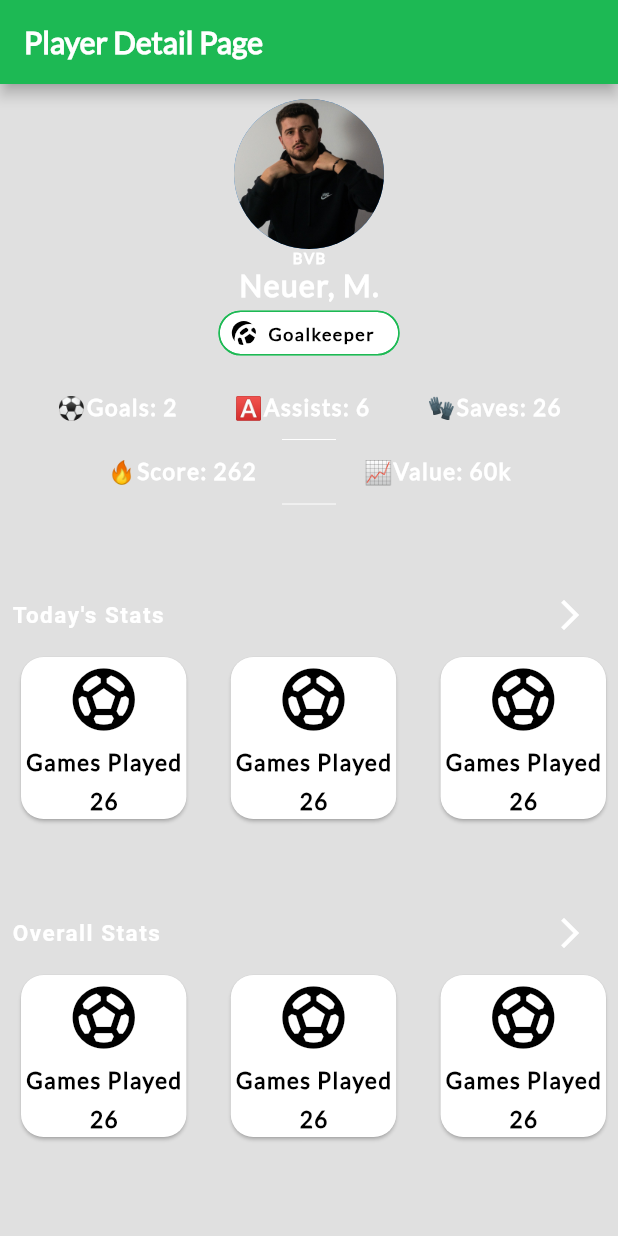
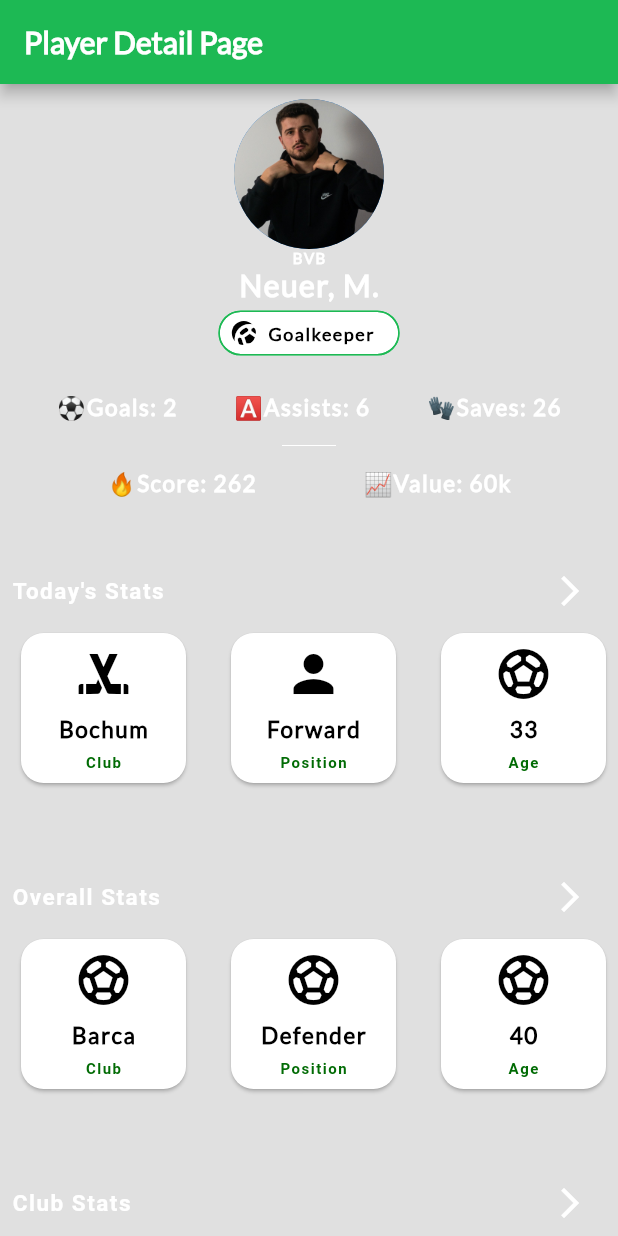
Before and after one commit to kleviss/flutter-business-card, a Flutter app: the screen it shows after launch, on a phone screen of 412 x 824 dp. Run offline on Flutter 3.47's test engine with Material 2 defaults, Android fonts, the phone set to English and light mode, and no system bars; Roboto replaces fonts that are missing (Alto, Arial).

Commit message:
modify cards widget make it dynamic

```diff
--- a/lib/cardsSection.dart
+++ b/lib/cardsSection.dart
@@ -3,7 +3,9 @@ import 'widgets/neo_text.dart';
 import 'customCard.dart';
 
 class CardsSection extends StatelessWidget {
-  const CardsSection({super.key});
+  final List<Widget> children;
+
+  const CardsSection({super.key, required this.children});
 
   @override
   Widget build(BuildContext context) {
@@ -13,11 +15,7 @@ class CardsSection extends StatelessWidget {
       padding: const EdgeInsets.fromLTRB(10.0, 0.0, 4.0, 10.0),
       child: Row(
         mainAxisAlignment: MainAxisAlignment.spaceBetween,
-        children: const [
-          CustomCard(),
-          CustomCard(),
-          CustomCard(),
-        ],
+        children: children,
       ),
     ));
   }
--- a/lib/customCard.dart
+++ b/lib/customCard.dart
@@ -2,7 +2,15 @@ import 'package:flutter/material.dart';
 import 'package:linkedin_iam_rich/widgets/neo_text.dart';
 
 class CustomCard extends StatelessWidget {
-  const CustomCard({super.key});
+  final Icon icon;
+  final String title;
+  final String subtitle;
+
+  const CustomCard(
+      {super.key,
+      required this.icon,
+      required this.title,
+      required this.subtitle});
 
   @override
   Widget build(BuildContext context) {
@@ -13,23 +21,22 @@ class CustomCard extends StatelessWidget {
       shape: RoundedRectangleBorder(
         borderRadius: BorderRadius.circular(15.0),
       ),
+      child: Container(
+        width: 110.0,
+        height: 100.0,
         child: Padding(
           padding: const EdgeInsets.all(3.0),
           child: Column(
             mainAxisSize: MainAxisSize.min,
             mainAxisAlignment: MainAxisAlignment.center,
-          children: const [
-            Icon(
-              Icons.sports_soccer,
-              color: Colors.black,
-              size: 50.0,
-            ),
-            SizedBox(
+            children: [
+              icon,
+              const SizedBox(
                 height: 8.0,
               ),
               Text(
-              'Games Played',
-              style: TextStyle(
+                title,
+                style: const TextStyle(
                   color: Colors.black,
                   fontSize: 15.0,
                   fontWeight: FontWeight.bold,
@@ -37,22 +44,23 @@ class CustomCard extends StatelessWidget {
                   fontFamily: 'Lato',
                 ),
               ),
-            SizedBox(
+              const SizedBox(
                 height: 8.0,
               ),
               Text(
-              '26',
-              style: TextStyle(
-                color: Colors.black,
+                subtitle,
+                style: const TextStyle(
+                  color: Color.fromARGB(255, 1, 107, 4),
                   fontWeight: FontWeight.bold,
-                fontSize: 15.0,
+                  fontSize: 10.0,
                   letterSpacing: 1.0,
-                fontFamily: 'Lato',
+                  fontFamily: 'Arial',
                 ),
               ),
             ],
           ),
         ),
+      ),
     );
   }
 }
--- a/lib/main.dart
+++ b/lib/main.dart
@@ -48,7 +48,7 @@ class MyApp extends StatelessWidget {
               ],
             ),
             Padding(
-              padding: EdgeInsets.symmetric(vertical: 4, horizontal: 8.0),
+              padding: EdgeInsets.symmetric(vertical: 8, horizontal: 8.0),
               child: Divider(
                 endIndent: 180.0,
                 indent: 180.0,
@@ -65,23 +65,112 @@ class MyApp extends StatelessWidget {
                 ),
               ],
             ),
-            Padding(
-              padding: EdgeInsets.symmetric(vertical: 4, horizontal: 8.0),
-              child: Divider(
-                endIndent: 180.0,
-                indent: 180.0,
-                color: Colors.white,
-              ),
-            ),
             StatsSection(
                 sectionTitle: SectionTitle(title: "Today\'s Stats"),
-                sectionCards: CardsSection()),
+                sectionCards: CardsSection(
+                  children: [
+                    CustomCard(
+                      icon: Icon(
+                        Icons.sports_hockey_outlined,
+                        color: Colors.black,
+                        size: 40.0,
+                      ),
+                      title: "Bochum",
+                      subtitle: "Club",
+                    ),
+                    // card for player position
+                    CustomCard(
+                      icon: Icon(
+                        //age icon
+                        Icons.person,
+                        color: Colors.black,
+                        size: 40.0,
+                      ),
+                      title: "Forward",
+                      subtitle: "Position",
+                    ),
+                    // card for player age
+                    CustomCard(
+                      icon: Icon(
+                        Icons.sports_soccer,
+                        color: Colors.black,
+                        size: 40.0,
+                      ),
+                      title: "33",
+                      subtitle: "Age",
+                    ),
+                  ],
+                )),
             StatsSection(
                 sectionTitle: SectionTitle(title: "Overall Stats"),
-                sectionCards: CardsSection()),
+                sectionCards: CardsSection(
+                  children: [
+                    CustomCard(
+                      icon: Icon(
+                        Icons.sports_soccer,
+                        color: Colors.black,
+                        size: 40.0,
+                      ),
+                      title: "Barca",
+                      subtitle: "Club",
+                    ),
+                    // card for player position
+                    CustomCard(
+                      icon: Icon(
+                        Icons.sports_soccer,
+                        color: Colors.black,
+                        size: 40.0,
+                      ),
+                      title: "Defender",
+                      subtitle: "Position",
+                    ),
+                    // card for player age
+                    CustomCard(
+                      icon: Icon(
+                        Icons.sports_soccer,
+                        color: Colors.black,
+                        size: 40.0,
+                      ),
+                      title: "40",
+                      subtitle: "Age",
+                    ),
+                  ],
+                )),
             StatsSection(
                 sectionTitle: SectionTitle(title: "Club Stats"),
-                sectionCards: CardsSection()),
+                sectionCards: CardsSection(
+                  children: [
+                    CustomCard(
+                      icon: Icon(
+                        Icons.sports_hockey_outlined,
+                        color: Colors.black,
+                        size: 40.0,
+                      ),
+                      title: "Bochum",
+                      subtitle: "Club",
+                    ),
+                    // card for player position
+                    CustomCard(
+                      icon: Icon(
+                        Icons.sports_soccer,
+                        color: Colors.black,
+                        size: 40.0,
+                      ),
+                      title: "Forward",
+                      subtitle: "Position",
+                    ),
+                    // card for player age
+                    CustomCard(
+                      icon: Icon(
+                        Icons.sports_soccer,
+                        color: Colors.black,
+                        size: 40.0,
+                      ),
+                      title: "33",
+                      subtitle: "Age",
+                    ),
+                  ],
+                )),
           ],
         ),
       ),
```
Lines whose indentation alone changed are shown as unchanged.
